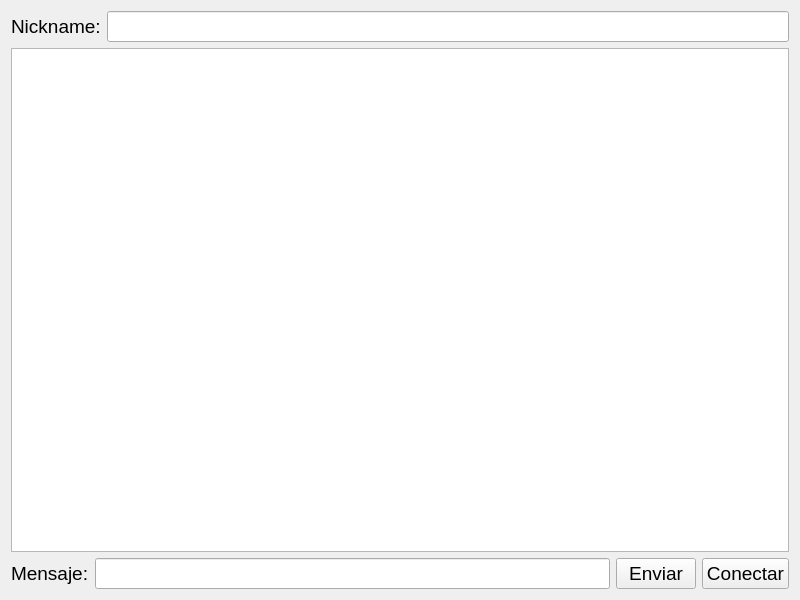
Old version of the form DiskNodes/widget.ui in the repository JanM10/Proyecto-3-TEC-File-System.
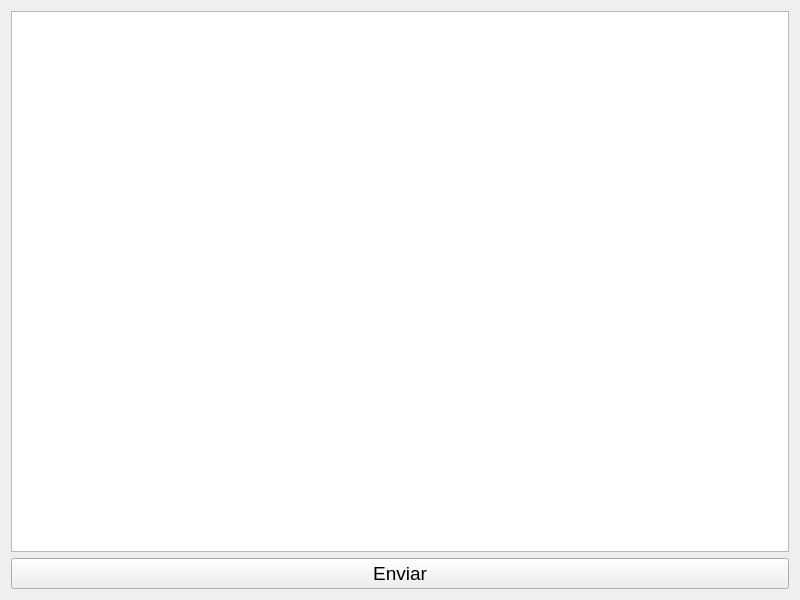
New version of the form.

Diff of the .ui file:
```diff
--- a/DiskNodes/widget.ui
+++ b/DiskNodes/widget.ui
@@ -15,29 +15,7 @@
   </property>
   <layout class="QVBoxLayout" name="verticalLayout">
    <item>
-    <layout class="QHBoxLayout" name="horizontalLayout">
-     <item>
-      <widget class="QLabel" name="label">
-       <property name="font">
-        <font>
-         <pointsize>14</pointsize>
-        </font>
-       </property>
-       <property name="text">
-        <string>Nickname:</string>
-       </property>
-      </widget>
-     </item>
-     <item>
-      <widget class="QLineEdit" name="Nickname">
-       <property name="font">
-        <font>
-         <pointsize>14</pointsize>
-        </font>
-       </property>
-      </widget>
-     </item>
-    </layout>
+    <layout class="QHBoxLayout" name="horizontalLayout"/>
    </item>
    <item>
     <widget class="QTextEdit" name="textEdit">
@@ -49,27 +27,7 @@
     </widget>
    </item>
    <item>
-    <layout class="QHBoxLayout" name="horizontalLayout_2">
-     <item>
-      <widget class="QLabel" name="label_2">
-       <property name="font">
-        <font>
-         <pointsize>14</pointsize>
-        </font>
-       </property>
-       <property name="text">
-        <string>Mensaje:</string>
-       </property>
-      </widget>
-     </item>
-     <item>
-      <widget class="QLineEdit" name="Mensaje">
-       <property name="font">
-        <font>
-         <pointsize>14</pointsize>
-        </font>
-       </property>
-      </widget>
+    <layout class="QHBoxLayout" name="horizontalLayout_2"/>
      </item>
      <item>
       <widget class="QPushButton" name="botonEnviar">
@@ -82,20 +40,6 @@
         <string>Enviar</string>
        </property>
       </widget>
-     </item>
-     <item>
-      <widget class="QPushButton" name="botonConectar">
-       <property name="font">
-        <font>
-         <pointsize>14</pointsize>
-        </font>
-       </property>
-       <property name="text">
-        <string>Conectar</string>
-       </property>
-      </widget>
-     </item>
-    </layout>
    </item>
   </layout>
  </widget>
```
Lines whose indentation alone changed are shown as unchanged.
